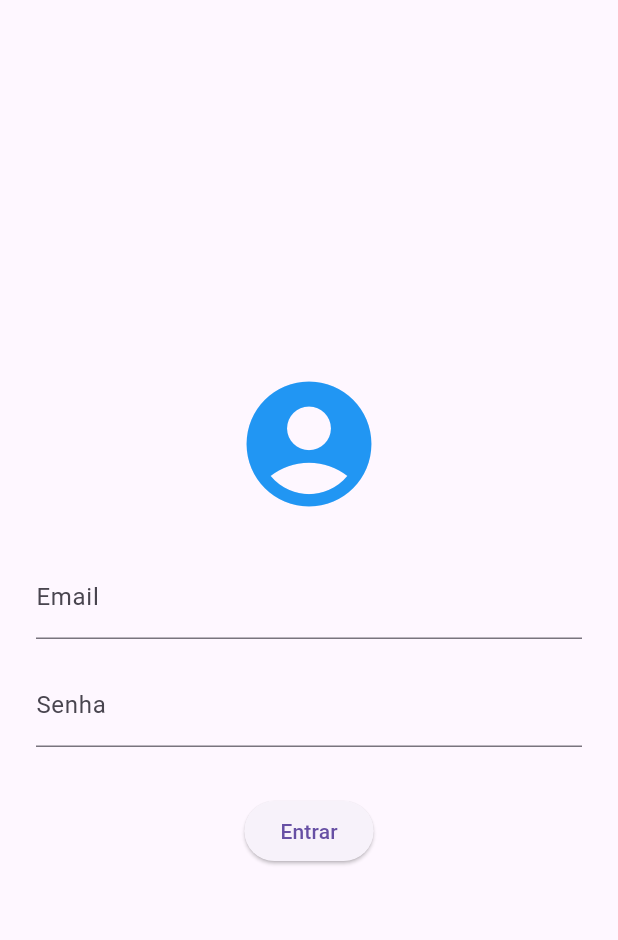
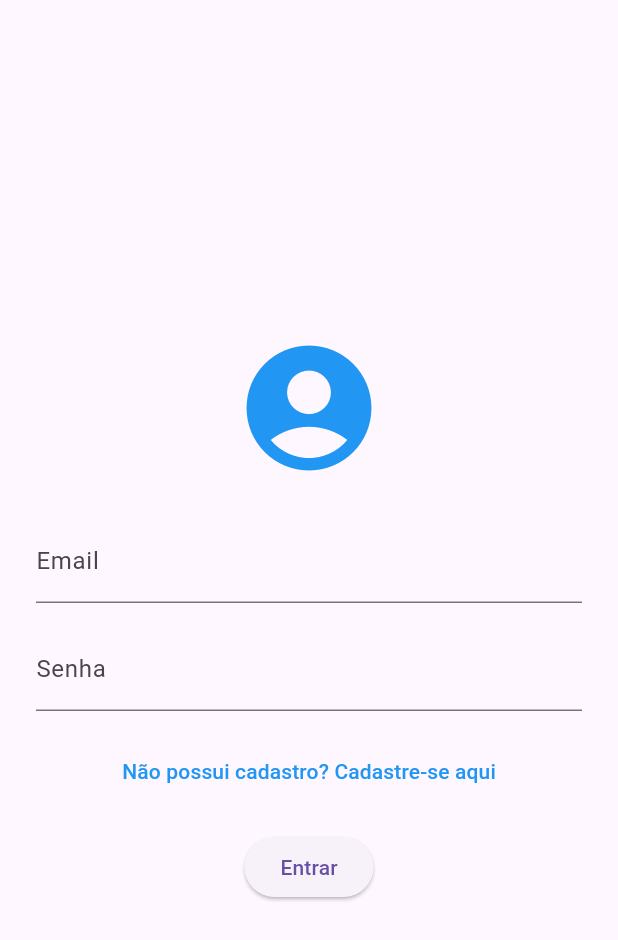
Before and after one commit to App-Hous/frontend_hous, a Flutter app: the screen it shows after launch, on a phone screen of 412 x 824 dp. Shown: the top 940 px of the screen. Run offline on Flutter 3.47's test engine with Material 3 defaults, Android fonts, the phone set to English and light mode, and no system bars.

Commit message:
criando tela de cadastro

```diff
--- a/lib/routes.dart
+++ b/lib/routes.dart
@@ -8,6 +8,7 @@ import 'screens/obra_detalhe_page.dart';
 import 'screens/cadastro/cadastro_obra_page.dart';
 import 'screens/cadastro/cadastro_cliente_page.dart';
 import 'screens/cadastro/cadastro_servico_page.dart';
+import 'screens/cadastro/cadastro_usuario_page.dart';
 
 final Map<String, WidgetBuilder> appRoutes = {
   '/': (context) => SplashScreen(),
@@ -18,4 +19,5 @@ final Map<String, WidgetBuilder> appRoutes = {
   '/cadastro/obra': (context) => CadastroObraPage(),
   '/cadastro/cliente': (context) => CadastroClientePage(),
   '/cadastro/servico': (context) => CadastroServicoPage(),
+  '/cadastro/usuario': (context) => CadastroUsuarioPage(),
 };
--- a/lib/screens/login_page.dart
+++ b/lib/screens/login_page.dart
@@ -22,6 +22,10 @@ class _LoginPageState extends State<LoginPage> {
     }
   }
 
+  void _irParaCadastro() {
+    Navigator.pushNamed(context, '/cadastro/usuario');
+  }
+
   @override
   Widget build(BuildContext context) {
     return Scaffold(
@@ -43,7 +47,15 @@ class _LoginPageState extends State<LoginPage> {
               decoration: InputDecoration(labelText: 'Senha'),
               obscureText: true,
             ),
-            SizedBox(height: 32),
+            SizedBox(height: 16),
+            TextButton(
+              onPressed: _irParaCadastro,
+              child: Text(
+                'Não possui cadastro? Cadastre-se aqui',
+                style: TextStyle(color: Colors.blue),
+              ),
+            ),
+            SizedBox(height: 16),
             ElevatedButton(
               onPressed: _login,
               child: Text('Entrar'),
```
Also changed, not shown: lib/screens/cadastro/cadastro_usuario_page.dart (added, +75 -0 lines).
